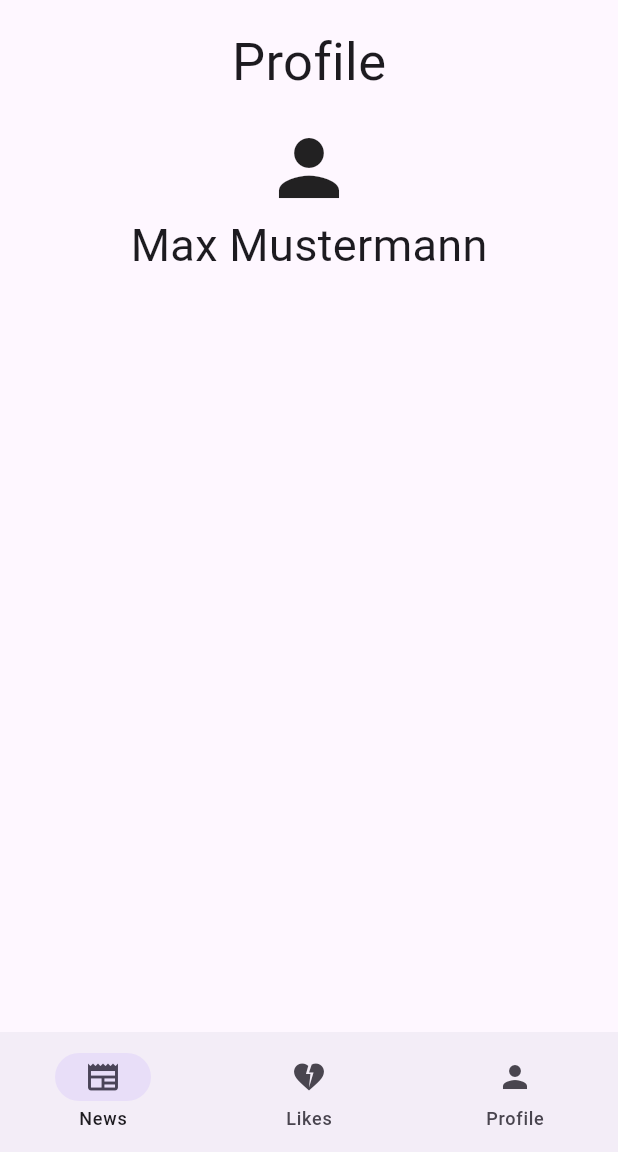
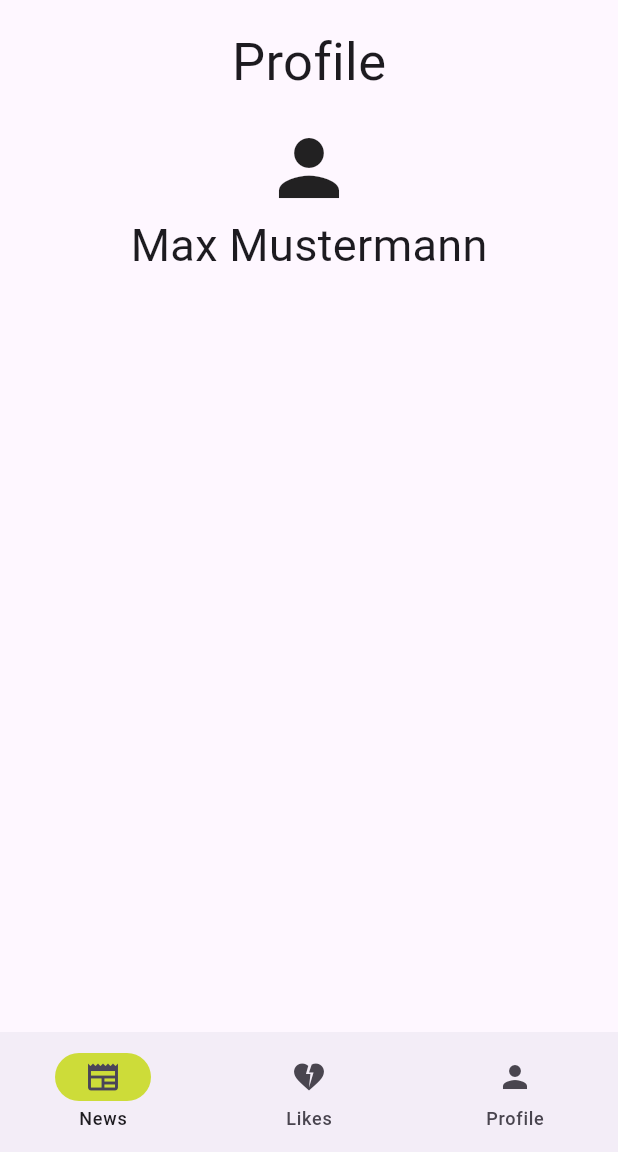
Before and after one commit to MisterFadi/tasksheet_navbar, a Flutter app: the screen it shows after launch, on a phone screen of 412 x 824 dp, the part 84-1236 px from its top. Run offline on Flutter 3.47's test engine with Material 3 defaults, Android fonts, the light colour scheme and no system bars.

Commit message:
aufgabe 2 + 3

```diff
--- a/lib/main.dart
+++ b/lib/main.dart
@@ -4,14 +4,32 @@ void main() {
   runApp(const MainApp());
 }
 
-class MainApp extends StatelessWidget {
+class MainApp extends StatefulWidget {
   const MainApp({super.key});
+
+  @override
+  State<MainApp> createState() => _MainAppState();
+}
+
+class _MainAppState extends State<MainApp> {
+  final List<Widget> screens = [
+    const ProfileWidget(),
+    const LikeWidget(),
+    const NewsPaperWidget(),
+  ];
+  int currentIndex = 0;
 
   @override
   Widget build(BuildContext context) {
     return MaterialApp(
       home: Scaffold(
         bottomNavigationBar: NavigationBar(
+          indicatorColor: Colors.lime,
+          selectedIndex: currentIndex,
+          onDestinationSelected: (index) {
+            currentIndex = index;
+            setState(() {});
+          },
           destinations: const [
             NavigationDestination(
               icon: Icon(Icons.newspaper),
@@ -31,7 +49,7 @@ class MainApp extends StatelessWidget {
           backgroundColor: Colors.lime,
           title: const Text("MyApp"),
         ),
-        body: const ProfileWidget(),
+        body: screens[currentIndex],
       ),
     );
   }
```
